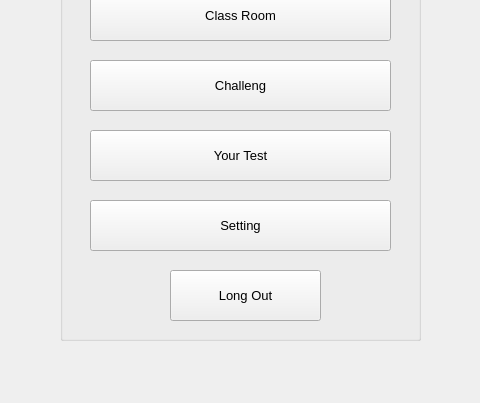
First picture: the form in Group4/homepage.ui, repository Assignment-C/UI-APP, before the edit; both pictures show x 230 to 710 and y 310 to 713 of the 926 by 713 pixel window.
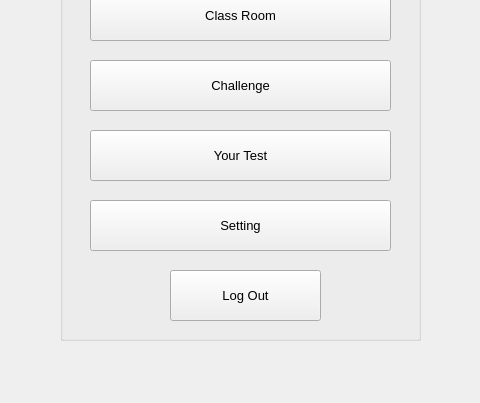
Second picture: the form after the edit. Icons and pictures are not drawn.

What changed in the file:
```diff
--- a/Group4/homepage.ui
+++ b/Group4/homepage.ui
@@ -70,7 +70,7 @@
      </font>
     </property>
     <property name="text">
-     <string>Long Out</string>
+     <string>Log Out</string>
     </property>
    </widget>
    <widget class="QPushButton" name="pushButton_8">
@@ -146,7 +146,7 @@
      </font>
     </property>
     <property name="text">
-     <string>Challeng</string>
+     <string>Challenge</string>
     </property>
    </widget>
    <widget class="QPushButton" name="pushButton_7">
```
